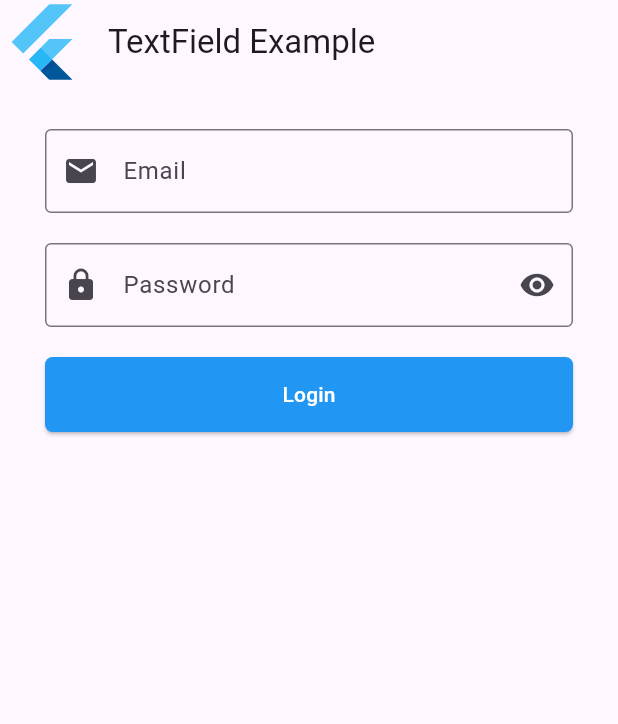
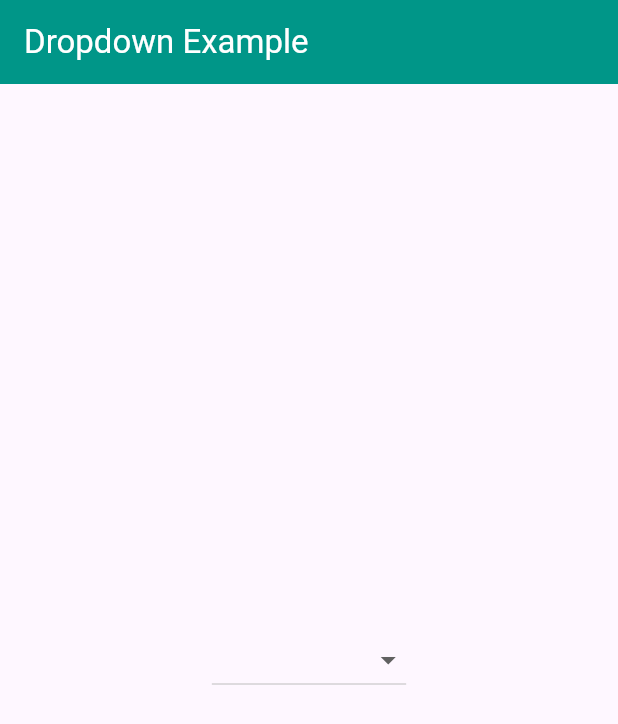
Before and after one commit to danimisme/my_first_flutter, a Flutter app: the screen it shows after launch, on a phone screen of 412 x 824 dp. Shown: the top 724 px of the screen. Run offline on Flutter 3.47's test engine with Material 3 defaults, Android fonts, the phone set to English and light mode, and no system bars.

Commit message:
Create dropdown

```diff
--- a/lib/main.dart
+++ b/lib/main.dart
@@ -1,4 +1,4 @@
-import 'package:flutter/material.dart';
+import "package:flutter/material.dart";
 
 void main() {
   runApp(MyApp());
@@ -10,84 +10,41 @@ class MyApp extends StatelessWidget {
   @override
   Widget build(BuildContext context) {
     return MaterialApp(
-      home: HomePage()
+      home: HomePage(),
     );
   }
 }
 
-class HomePage extends StatefulWidget {
-  const HomePage({
-    super.key,
-  });
+class HomePage extends StatelessWidget {
 
-  @override
-  State<HomePage> createState() => _HomePageState();
-}
+  final List data = [
+    "Data 1",
+    "Data 2",
+    "Data 3",
+    "Data 4",
+    "Data 5",
+  ];
 
-class _HomePageState extends State<HomePage> {
-  bool isHidden = true;
-  TextEditingController emailC = TextEditingController();
-  TextEditingController passwordC = TextEditingController();
   @override
   Widget build(BuildContext context) {
     return Scaffold(
       appBar: AppBar(
-        title: Text("TextField Example"),
-        leading: FlutterLogo(size: 20),
+        title: Text("Dropdown Example", style: TextStyle(color: Colors.white)),
+        backgroundColor: Colors.teal,
       ),
       body: Center(
-        child: ListView(
-          padding: const EdgeInsets.all(30),
-          children:[
-            TextField(
-            autocorrect: false,
-            controller: emailC,
-            keyboardType: TextInputType.emailAddress,
-            textInputAction: TextInputAction.next,
-            decoration: InputDecoration(
-              label: Text("Email"),
-              border: OutlineInputBorder(),
-              prefixIcon: Icon(Icons.email),
-            ),
-            ),
-            SizedBox(height: 20),
-            TextField(
-            autocorrect: false,
-            controller: passwordC,
-            obscureText: isHidden,
-            textInputAction: TextInputAction.done,
-            decoration: InputDecoration(
-              labelText: "Password",
-              border: OutlineInputBorder(),
-              prefixIcon: Icon(Icons.lock),
-              suffixIcon: IconButton(
-                onPressed: (){
-                  setState(() {
-                    isHidden = !isHidden;
-                  });
-                },
-                icon: Icon(
-                  isHidden ? Icons.visibility : Icons.visibility_off
-                )),
-              ),
-            ),
-            SizedBox(height: 20),
-            ElevatedButton(onPressed: (){
-              print("Email: ${emailC.text} , Password: ${passwordC.text}");
-            },
-            child: Text("Login"),
-            style: ElevatedButton.styleFrom(
-              minimumSize: Size.fromHeight(50),
-              foregroundColor: Colors.white,
-              backgroundColor: Colors.blue,
-              shape: RoundedRectangleBorder(
-                borderRadius: BorderRadius.circular(5)
-              )
-              ),
-            )
-          ]
-        ),
-      ),
+        child: Padding(
+          padding: EdgeInsets.all(30),
+            child: DropdownButton(
+              items: data.map((item) =>
+                DropdownMenuItem(
+                  child: Text("Pilihan: $item"),
+                  value: item,
+                  )).toList(),
+                  onChanged: (value) {
+                    print(value);
+                  }),
+            )),
     );
   }
 }
```
